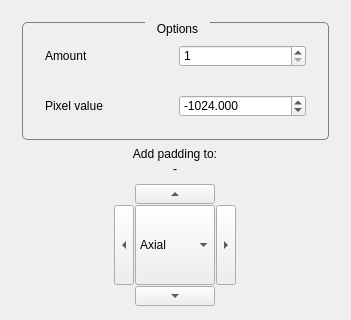
Qt form src/internal/PaddingViewControls.ui (araex/mitk-gem) before a commit; both pictures show x 0 to 351 and y 0 to 320 of the 351 by 668 pixel window.
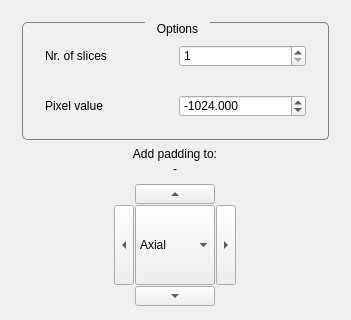
The same form after that commit.

Commit message: changed label for number of slices

```diff
--- a/src/internal/PaddingViewControls.ui
+++ b/src/internal/PaddingViewControls.ui
@@ -98,7 +98,7 @@
              <item>
               <widget class="QLabel" name="label_10">
                <property name="text">
-                <string>Amount</string>
+                <string>Nr. of slices</string>
                </property>
               </widget>
              </item>
```
The commit also changes 1 other file.
